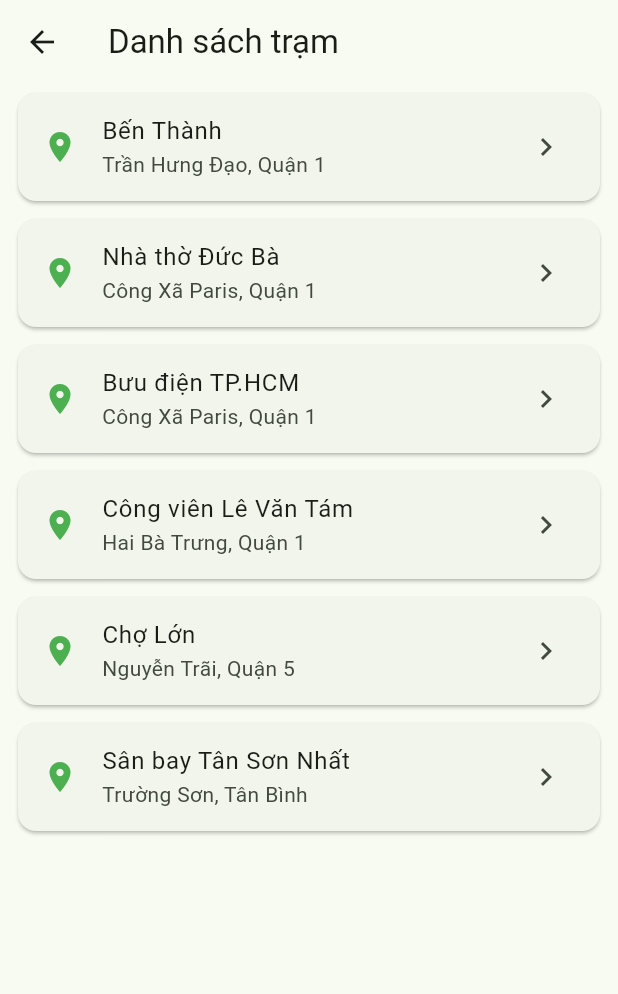
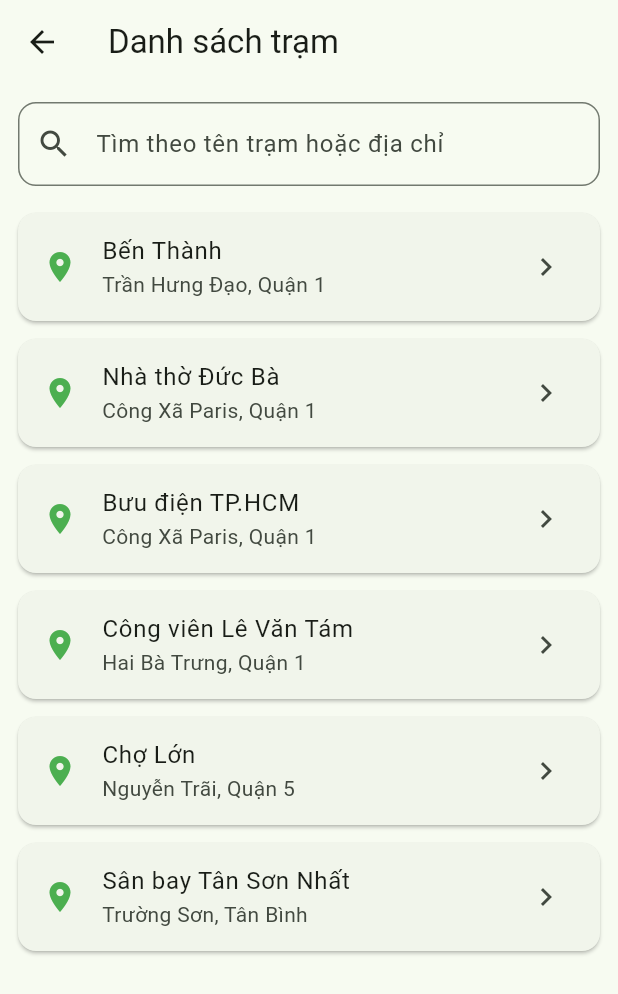
Before and after one commit to thanhtrucs-tn/busgo, a Flutter app: the BusStopListScreen screen opened directly, on a phone screen of 412 x 824 dp. Shown: the top 994 px of the screen. Run offline on Flutter 3.47's test engine with Material 3 defaults, Android fonts, the phone set to English and light mode, and no system bars; our stand-ins replace flutter_map, latlong2.

Commit message:
update: thiết kế giao diện, tách dữ liệu khỏi giao diện bằng các model (class chứa dữ liệu), kết hợp bản đồ

```diff
--- a/lib/screens/bus_stop_list_screen.dart
+++ b/lib/screens/bus_stop_list_screen.dart
@@ -1,26 +1,83 @@
 // bus_stop_list_screen.dart
 // Man hinh hien thi danh sach cac tram xe buyt.
-// Tap vao mot tram de chuyen sang man hinh ban do.
+// Co o tim kiem de loc tram theo ten hoac dia chi.
+// Tap vao mot tram de xem chi tiet.
 
 import 'package:flutter/material.dart';
 
 import '../data/sample_data.dart';
-import 'map_screen.dart';
+import '../models/bus_stop.dart';
+import 'stop_detail_screen.dart';
 
-class BusStopListScreen extends StatelessWidget {
+class BusStopListScreen extends StatefulWidget {
   const BusStopListScreen({super.key});
 
   @override
+  State<BusStopListScreen> createState() => _BusStopListScreenState();
+}
+
+// StatefulWidget vi tu khoa tim kiem thay doi khi nguoi dung go chu.
+class _BusStopListScreenState extends State<BusStopListScreen> {
+  String _query = '';
+
+  // Loc danh sach tram theo tu khoa tim kiem.
+  List<BusStop> get _filteredStops {
+    final query = _query.trim().toLowerCase();
+    if (query.isEmpty) return sampleStops;
+
+    return sampleStops.where((stop) {
+      return stop.name.toLowerCase().contains(query) ||
+          stop.address.toLowerCase().contains(query);
+    }).toList();
+  }
+
+  @override
   Widget build(BuildContext context) {
+    final stops = _filteredStops;
+
     return Scaffold(
       appBar: AppBar(title: const Text('Danh sách trạm')),
-      body: ListView.builder(
-        itemCount: sampleStops.length,
+      body: Column(
+        children: [
+          // O tim kiem tram.
+          Padding(
+            padding: const EdgeInsets.all(12),
+            child: TextField(
+              decoration: InputDecoration(
+                hintText: 'Tìm theo tên trạm hoặc địa chỉ',
+                prefixIcon: const Icon(Icons.search),
+                suffixIcon: _query.isEmpty
+                    ? null
+                    : IconButton(
+                        icon: const Icon(Icons.clear),
+                        onPressed: () {
+                          setState(() => _query = '');
+                        },
+                      ),
+                border: OutlineInputBorder(
+                  borderRadius: BorderRadius.circular(12),
+                ),
+              ),
+              onChanged: (value) {
+                setState(() => _query = value);
+              },
+            ),
+          ),
+
+          // Danh sach tram (da duoc loc).
+          Expanded(
+            child: stops.isEmpty
+                ? const Center(child: Text('Không tìm thấy trạm nào'))
+                : ListView.builder(
+                    itemCount: stops.length,
                     itemBuilder: (context, index) {
-          final stop = sampleStops[index];
+                      final stop = stops[index];
 
                       return Card(
-            margin: const EdgeInsets.symmetric(horizontal: 12, vertical: 6),
+                        margin: const EdgeInsets.symmetric(
+                          horizontal: 12,
+                          vertical: 6,
+                        ),
                         child: ListTile(
                           leading: const Icon(Icons.place, color: Colors.green),
                           title: Text(stop.name),
@@ -29,13 +86,18 @@ class BusStopListScreen extends StatelessWidget {
                           onTap: () {
                             Navigator.push(
                               context,
-                  MaterialPageRoute(builder: (_) => const MapScreen()),
+                              MaterialPageRoute(
+                                builder: (_) => StopDetailScreen(stop: stop),
+                              ),
                             );
                           },
                         ),
                       );
                     },
                   ),
+          ),
+        ],
+      ),
     );
   }
 }
```
Also changed, not shown: lib/data/sample_data.dart (+7 -0 lines), lib/screens/map_screen.dart (+9 -0 lines), lib/screens/stop_detail_screen.dart (added, +130 -0 lines). Lines whose indentation alone changed are shown as unchanged.
